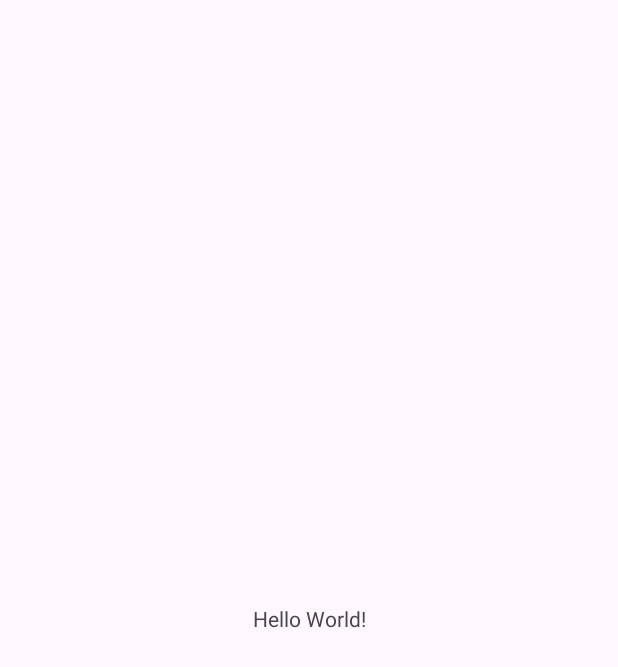
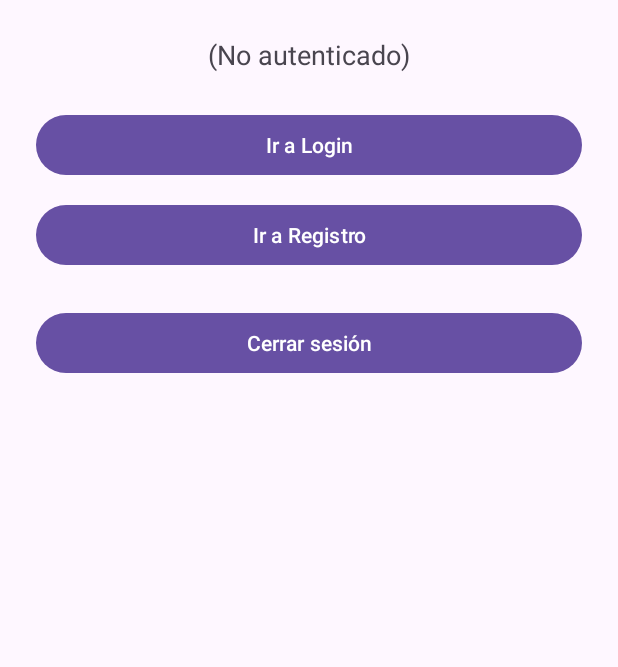
Before and after one commit to jardila20/ICM-Papus_Taller3, an Android app: the screen it shows after launch (MainActivity), on a phone screen of 412 x 824 dp. Before the commit the part shown is almost empty. Shown: the top 667 px of the screen. Run offline under Robolectric (Android 15) with nearby library versions, the phone set to English and light mode, and no system bars.

Commit message:
Punto 1 ready

```diff
--- /dev/null
+++ b/app/src/main/java/com/example/icm_papus_taller3/AuthSession.kt
@@ -0,0 +1,32 @@
+package com.example.icm_papus_taller3
+
+import android.content.Context
+
+object AuthSession {
+    private const val PREF = "auth"
+
+    fun save(ctx: Context, idToken: String, uid: String, email: String?) {
+        ctx.getSharedPreferences(PREF, Context.MODE_PRIVATE)
+            .edit()
+            .putString("idToken", idToken)
+            .putString("uid", uid)
+            .putString("email", email)
+            .apply()
+    }
+
+    fun clear(ctx: Context) {
+        ctx.getSharedPreferences(PREF, Context.MODE_PRIVATE)
+            .edit()
+            .clear()
+            .apply()
+    }
+
+    fun token(ctx: Context): String? =
+        ctx.getSharedPreferences(PREF, Context.MODE_PRIVATE).getString("idToken", null)
+
+    fun uid(ctx: Context): String? =
+        ctx.getSharedPreferences(PREF, Context.MODE_PRIVATE).getString("uid", null)
+
+    fun email(ctx: Context): String? =
+        ctx.getSharedPreferences(PREF, Context.MODE_PRIVATE).getString("email", null)
+}
--- a/app/src/main/java/com/example/icm_papus_taller3/MainActivity.kt
+++ b/app/src/main/java/com/example/icm_papus_taller3/MainActivity.kt
@@ -1,20 +1,45 @@
 package com.example.icm_papus_taller3
 
+import android.content.Intent
 import android.os.Bundle
-import androidx.activity.enableEdgeToEdge
+import android.widget.Button
+import android.widget.TextView
+import android.widget.Toast
 import androidx.appcompat.app.AppCompatActivity
-import androidx.core.view.ViewCompat
-import androidx.core.view.WindowInsetsCompat
 
 class MainActivity : AppCompatActivity() {
+
+    private lateinit var tvUser: TextView
+    private lateinit var btnIrLogin: Button
+    private lateinit var btnIrRegistro: Button
+    private lateinit var btnLogout: Button
+
     override fun onCreate(savedInstanceState: Bundle?) {
         super.onCreate(savedInstanceState)
-        enableEdgeToEdge()
         setContentView(R.layout.activity_main)
-        ViewCompat.setOnApplyWindowInsetsListener(findViewById(R.id.main)) { v, insets ->
-            val systemBars = insets.getInsets(WindowInsetsCompat.Type.systemBars())
-            v.setPadding(systemBars.left, systemBars.top, systemBars.right, systemBars.bottom)
-            insets
+
+        tvUser = findViewById(R.id.tvUser)
+        btnIrLogin = findViewById(R.id.btnIrLogin)
+        btnIrRegistro = findViewById(R.id.btnIrRegistro)
+        btnLogout = findViewById(R.id.btnLogout)
+
+        btnIrLogin.setOnClickListener { startActivity(Intent(this, LoginActivity::class.java)) }
+        btnIrRegistro.setOnClickListener { startActivity(Intent(this, RegisterActivity::class.java)) }
+        btnLogout.setOnClickListener {
+            AuthSession.clear(this)
+            Toast.makeText(this, "Sesión cerrada.", Toast.LENGTH_SHORT).show()
+            refreshUser()
         }
     }
+
+    override fun onResume() {
+        super.onResume()
+        refreshUser()
+    }
+
+    private fun refreshUser() {
+        val uid = AuthSession.uid(this)
+        val email = AuthSession.email(this)
+        tvUser.text = if (uid != null) "Autenticado: $email" else "(No autenticado)"
+    }
 }
--- a/app/src/main/res/layout/activity_main.xml
+++ b/app/src/main/res/layout/activity_main.xml
@@ -1,19 +1,30 @@
 <?xml version="1.0" encoding="utf-8"?>
-<androidx.constraintlayout.widget.ConstraintLayout xmlns:android="http://schemas.android.com/apk/res/android"
-    xmlns:app="http://schemas.android.com/apk/res-auto"
-    xmlns:tools="http://schemas.android.com/tools"
-    android:id="@+id/main"
-    android:layout_width="match_parent"
-    android:layout_height="match_parent"
-    tools:context=".MainActivity">
+<LinearLayout xmlns:android="http://schemas.android.com/apk/res/android"
+    android:orientation="vertical" android:padding="24dp"
+    android:gravity="center_horizontal"
+    android:layout_width="match_parent" android:layout_height="match_parent">
 
     <TextView
-        android:layout_width="wrap_content"
-        android:layout_height="wrap_content"
-        android:text="Hello World!"
-        app:layout_constraintBottom_toBottomOf="parent"
-        app:layout_constraintEnd_toEndOf="parent"
-        app:layout_constraintStart_toStartOf="parent"
-        app:layout_constraintTop_toTopOf="parent" />
+        android:id="@+id/tvUser"
+        android:text="(No autenticado)"
+        android:textSize="18sp"
+        android:layout_width="wrap_content" android:layout_height="wrap_content"/>
 
-</androidx.constraintlayout.widget.ConstraintLayout>
+    <Button
+        android:id="@+id/btnIrLogin"
+        android:text="Ir a Login"
+        android:layout_width="match_parent" android:layout_height="wrap_content"
+        android:layout_marginTop="24dp"/>
+
+    <Button
+        android:id="@+id/btnIrRegistro"
+        android:text="Ir a Registro"
+        android:layout_width="match_parent" android:layout_height="wrap_content"
+        android:layout_marginTop="12dp"/>
+
+    <Button
+        android:id="@+id/btnLogout"
+        android:text="Cerrar sesión"
+        android:layout_width="match_parent" android:layout_height="wrap_content"
+        android:layout_marginTop="24dp"/>
+</LinearLayout>
```
Also changed, not shown: app/src/main/AndroidManifest.xml (+11 -0 lines), app/src/main/java/com/example/icm_papus_taller3/LoginActivity.kt (added, +72 -0 lines), app/src/main/java/com/example/icm_papus_taller3/Net.kt (added, +62 -0 lines), app/src/main/java/com/example/icm_papus_taller3/RegisterActivity.kt (added, +181 -0 lines), app/src/main/java/com/example/icm_papus_taller3/User.kt (added, +12 -0 lines), app/src/main/res/layout/activity_login.xml (added, +26 -0 lines), app/src/main/res/layout/activity_register.xml (added, +58 -0 lines), 1 other file.
